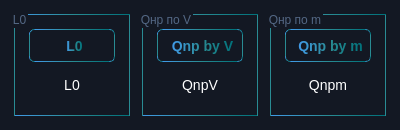
Before: the Qt Designer form 3modules/thermalcapacity.ui in Ismaxis/212QtMay, drawn with Qt 5.
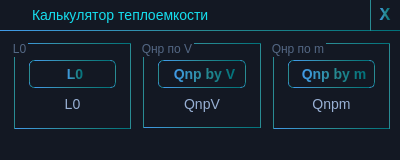
After: the same form once the commit is applied.

Commit message: 3module full cssed

Diff of the .ui file:
```diff
--- a/3modules/thermalcapacity.ui
+++ b/3modules/thermalcapacity.ui
@@ -7,7 +7,7 @@
     <x>0</x>
     <y>0</y>
     <width>400</width>
-    <height>130</height>
+    <height>160</height>
    </rect>
   </property>
   <property name="sizePolicy">
@@ -19,26 +19,49 @@
   <property name="minimumSize">
    <size>
     <width>400</width>
-    <height>130</height>
+    <height>160</height>
    </size>
   </property>
   <property name="maximumSize">
    <size>
     <width>400</width>
-    <height>130</height>
+    <height>160</height>
    </size>
   </property>
   <property name="windowTitle">
    <string>Module3</string>
   </property>
   <property name="styleSheet">
-   <string notr="true">QPushButton{
-	background: #131823;
+   <string notr="true">QDialog{
+	background:#131823;
+}
+
+QLabel{
+	color: #98b0d4;
 	font-size: 14px;
+}
+QLineEdit{
+	color: #98b0d4;
+	background: #131823;
+	border: 1px solid qlineargradient(spread:pad, x1:0, y1:1, x2:1, y2:1, stop:0 rgba(65, 154, 232, 255), stop:0.5 rgba(41, 139, 147, 255), stop:1 rgba(0, 113, 122, 255));
+	font-size: 12px;
+}
+
+
+QGroupBox{
+	border: 1px solid qlineargradient(spread:pad, x1:0, y1:1, x2:1, y2:1, stop:0 rgba(65, 154, 232, 255), stop:0.5 rgba(41, 139, 147, 255), stop:1 rgba(0, 113, 122, 255));
+	margin: 3px;
+	padding: 7px 5px 5px 5px;
+	color: #536784;
+}
+
+QPushButton{
+	background: #131823;
     border: 1px solid qlineargradient(spread:pad, x1:0, y1:1, x2:1, y2:1, stop:0 rgba(65, 154, 232, 255), stop:0.5 rgba(41, 139, 147, 255), stop:1 rgba(0, 113, 122, 255));
 	border-radius: 5px;
 	padding: 5 px 5px 5px 5px;
 	color: qlineargradient(spread:pad, x1:0, y1:1, x2:1, y2:1, stop:0 rgba(65, 154, 232, 255), stop:0.5 rgba(41, 139, 147, 255), stop:1 rgba(0, 113, 122, 255));
+	font-size: 14px;
 	font-weight: 800;
 }
 QPushButton:hover {
@@ -47,72 +70,26 @@
 }
 QPushButton:pressed {
     background:#0E1012;
-}    
-
-QDialog{
-	background:#131823;
-}
-
-QLabel{
-	color: #FFF;
-	font-size: 14px;
-}
-QRadioButton{
-	color: #FFF;
-}
-QGroupBox{
-	border: 1px solid qlineargradient( x1:0, y1:1, x2:1, y2:1, stop:0 rgba(65, 154, 232, 255), stop:0.5 rgba(41, 139, 147, 255), stop:1 rgba(0, 113, 122, 255));
-	margin: 3px;
-	padding: 5px;
-	color: #536784;
-}</string>
+}   </string>
   </property>
-  <layout class="QGridLayout" name="gridLayout_4">
-   <item row="0" column="0">
-    <widget class="QGroupBox" name="L0">
-     <property name="title">
-      <string>L0</string>
-     </property>
-     <layout class="QGridLayout" name="gridLayout">
-      <item row="0" column="0">
-       <widget class="QPushButton" name="CalcL0">
-        <property name="sizePolicy">
-         <sizepolicy hsizetype="Minimum" vsizetype="Minimum">
-          <horstretch>0</horstretch>
-          <verstretch>0</verstretch>
-         </sizepolicy>
-        </property>
-        <property name="font">
-         <font>
-          <pointsize>-1</pointsize>
-          <bold>true</bold>
-         </font>
-        </property>
-        <property name="text">
-         <string>L0</string>
-        </property>
-       </widget>
-      </item>
-      <item row="1" column="0">
-       <widget class="QLabel" name="PrintL0">
-        <property name="font">
-         <font>
-          <pointsize>-1</pointsize>
-         </font>
-        </property>
-        <property name="text">
-         <string>L0</string>
-        </property>
-        <property name="alignment">
-         <set>Qt::AlignCenter</set>
-        </property>
-       </widget>
-      </item>
-     </layout>
-    </widget>
-   </item>
-   <item row="0" column="1">
+  <widget class="QWidget" name="widget" native="true">
+   <property name="geometry">
+    <rect>
+     <x>10</x>
+     <y>30</y>
+     <width>384</width>
+     <height>112</height>
+    </rect>
+   </property>
     <widget class="QGroupBox" name="QnpV">
+    <property name="geometry">
+     <rect>
+      <x>130</x>
+      <y>10</y>
+      <width>124</width>
+      <height>91</height>
+     </rect>
+    </property>
      <property name="title">
       <string>Qнp по V</string>
      </property>
@@ -153,9 +130,15 @@
       </item>
      </layout>
     </widget>
-   </item>
-   <item row="0" column="2">
     <widget class="QGroupBox" name="Qnpm">
+    <property name="geometry">
+     <rect>
+      <x>260</x>
+      <y>10</y>
+      <width>123</width>
+      <height>92</height>
+     </rect>
+    </property>
      <property name="font">
       <font>
        <pointsize>9</pointsize>
@@ -204,8 +187,176 @@
       </item>
      </layout>
     </widget>
-   </item>
-  </layout>
+   <widget class="QGroupBox" name="L0">
+    <property name="geometry">
+     <rect>
+      <x>1</x>
+      <y>10</y>
+      <width>123</width>
+      <height>92</height>
+     </rect>
+    </property>
+    <property name="title">
+     <string>L0</string>
+    </property>
+    <layout class="QGridLayout" name="gridLayout">
+     <item row="0" column="0">
+      <widget class="QPushButton" name="CalcL0">
+       <property name="sizePolicy">
+        <sizepolicy hsizetype="Minimum" vsizetype="Minimum">
+         <horstretch>0</horstretch>
+         <verstretch>0</verstretch>
+        </sizepolicy>
+       </property>
+       <property name="font">
+        <font>
+         <pointsize>-1</pointsize>
+         <bold>true</bold>
+        </font>
+       </property>
+       <property name="styleSheet">
+        <string notr="true">text-size: 18px;</string>
+       </property>
+       <property name="text">
+        <string>L0</string>
+       </property>
+      </widget>
+     </item>
+     <item row="1" column="0">
+      <widget class="QLabel" name="PrintL0">
+       <property name="font">
+        <font>
+         <pointsize>-1</pointsize>
+        </font>
+       </property>
+       <property name="text">
+        <string>L0</string>
+       </property>
+       <property name="alignment">
+        <set>Qt::AlignCenter</set>
+       </property>
+      </widget>
+     </item>
+    </layout>
+   </widget>
+  </widget>
+  <widget class="QWidget" name="titlewidget" native="true">
+   <property name="geometry">
+    <rect>
+     <x>0</x>
+     <y>0</y>
+     <width>400</width>
+     <height>31</height>
+    </rect>
+   </property>
+   <property name="sizePolicy">
+    <sizepolicy hsizetype="Preferred" vsizetype="Preferred">
+     <horstretch>0</horstretch>
+     <verstretch>0</verstretch>
+    </sizepolicy>
+   </property>
+   <property name="minimumSize">
+    <size>
+     <width>0</width>
+     <height>25</height>
+    </size>
+   </property>
+   <property name="baseSize">
+    <size>
+     <width>0</width>
+     <height>25</height>
+    </size>
+   </property>
+   <property name="styleSheet">
+    <string notr="true">QWidget{
+	border-bottom:1px solid qlineargradient(spread:pad, x1:0, y1:1, x2:1, y2:1, stop:0 rgba(65, 154, 232, 255), stop:0.5 rgba(41, 139, 147, 255), stop:1 rgba(0, 113, 122, 255));
+}
+
+QPushButton{
+	border-radius: 0px;
+	background-color: rgba(255, 255, 128, 0);
+}
+QPushButton:hover {
+    background:qlineargradient(spread:pad, x1:0, y1:1, x2:1, y2:1, stop:0 rgba(65, 154, 232, 255), stop:0.5 rgba(41, 139, 147, 255), stop:1 rgba(0, 113, 122, 255)); 
+	color: #FFF;
+}
+
+QPushButton:pressed {
+    background:#0E1012;
+	background-color: rgba(255, 255, 128, 0);
+}   
+QLabel{
+	color:qlineargradient(spread:pad, x1:0, y1:1, x2:1, y2:1, stop:0 rgba(73, 232, 232, 255), stop:1 rgba(21, 222, 238, 255)); 
+}</string>
+   </property>
+   <widget class="QPushButton" name="closePushButton">
+    <property name="geometry">
+     <rect>
+      <x>370</x>
+      <y>0</y>
+      <width>31</width>
+      <height>31</height>
+     </rect>
+    </property>
+    <property name="font">
+     <font>
+      <family>Consolas</family>
+      <pointsize>-1</pointsize>
+      <italic>false</italic>
+      <bold>true</bold>
+     </font>
+    </property>
+    <property name="styleSheet">
+     <string notr="true">border-bottom-width: 0px;
+border-top-width: 0px;
+
+font-weight: 900;
+font-size: 18px;
+padding: 0px 1px 0px 0px;</string>
+    </property>
+    <property name="text">
+     <string>X</string>
+    </property>
+   </widget>
+   <widget class="QLabel" name="label_3">
+    <property name="geometry">
+     <rect>
+      <x>32</x>
+      <y>5</y>
+      <width>181</width>
+      <height>20</height>
+     </rect>
+    </property>
+    <property name="font">
+     <font>
+      <pointsize>-1</pointsize>
+      <kerning>false</kerning>
+     </font>
+    </property>
+    <property name="styleSheet">
+     <string notr="true">border-bottom-width: 0px;</string>
+    </property>
+    <property name="text">
+     <string>Калькулятор теплоемкости</string>
+    </property>
+   </widget>
+   <widget class="QLabel" name="icon">
+    <property name="geometry">
+     <rect>
+      <x>2</x>
+      <y>2</y>
+      <width>25</width>
+      <height>25</height>
+     </rect>
+    </property>
+    <property name="styleSheet">
+     <string notr="true">border-bottom-width: 0px;</string>
+    </property>
+    <property name="text">
+     <string/>
+    </property>
+   </widget>
+  </widget>
  </widget>
  <resources/>
  <connections/>
```
Left out of the diff: 19 changed lines with no effect on the pictures. Lines whose indentation alone changed are shown as unchanged. The commit also changes 2 other files.
